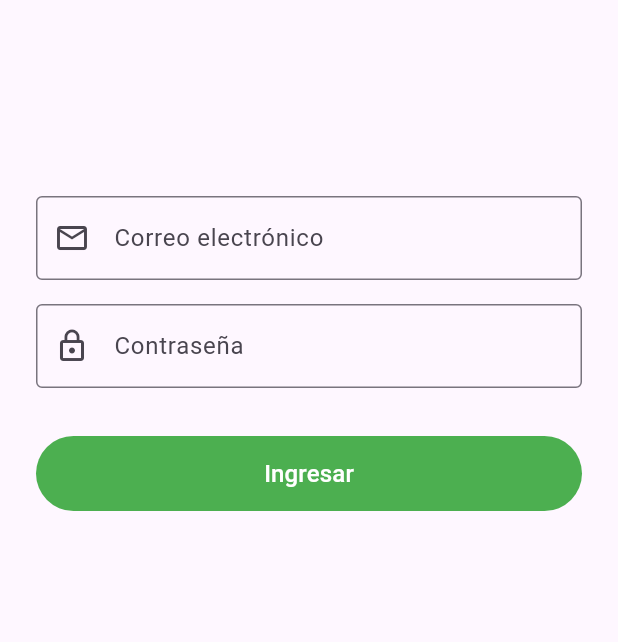
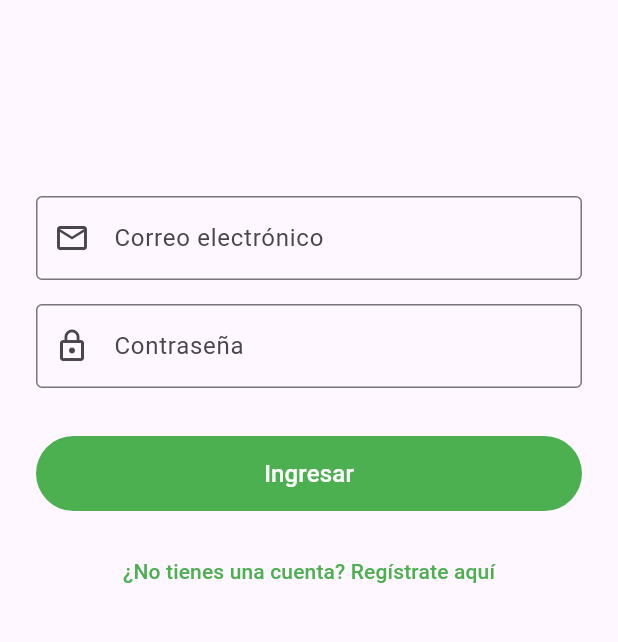
Before and after one commit to Apps-Moviles-PowerSense/Frontend---Flutter, a Flutter app: the screen it shows after launch, on a phone screen of 412 x 824 dp, the part 422-1064 px from its top. Run offline on Flutter 3.47's test engine with Material 3 defaults, Android fonts, the phone set to English and light mode, and no system bars; our stand-ins replace flutter_bloc, flutter_secure_storage, get_it.

Commit message:
fix(): Fix login response parsing and adding button on login page to redirect to register page

```diff
--- a/lib/features/auth/data/login_response_dto.dart
+++ b/lib/features/auth/data/login_response_dto.dart
@@ -12,10 +12,11 @@ class LoginResponseDto{
   });
 
   factory LoginResponseDto.fromJson(Map<String, dynamic> json) {
+    final Map<String, dynamic> userMap = json['user'] ?? {};
     return LoginResponseDto(
       token: json['token'],
-      name: json['name'],
-      email: json['email'],
+      name: userMap['name'] ?? '',
+      email: userMap['email'] ?? '',
     );
   }
 
--- a/lib/features/auth/presentation/login_page.dart
+++ b/lib/features/auth/presentation/login_page.dart
@@ -3,6 +3,7 @@ import 'package:flutter_bloc/flutter_bloc.dart';
 import 'package:power_sense/features/auth/presentation/login_state.dart';
 import 'package:power_sense/features/auth/presentation/login_view_model.dart';
 import 'package:power_sense/features/main/presentation/main_page.dart';
+import 'package:power_sense/features/auth/presentation/register_page.dart';
 
 class LoginPage extends StatelessWidget {
   LoginPage({super.key});
@@ -121,6 +122,23 @@ class LoginPage extends StatelessWidget {
 
                                       ),
                                     ),
+                                    const SizedBox(height: 16),
+
+                                    TextButton(
+                                      onPressed: state is LoginLoading
+                                          ? null
+                                          : () {
+                                              Navigator.push(
+                                                context,
+                                                MaterialPageRoute(builder: (context) => RegisterPage()),
+                                              );
+                                            },
+                                      child: const Text(
+                                        '¿No tienes una cuenta? Regístrate aquí',
+                                        style: TextStyle(color: Colors.green),
+                                      ),
+                                    ),
+                                    const SizedBox(height: 32),
                                   ],
                                 ),
                               ),
```
